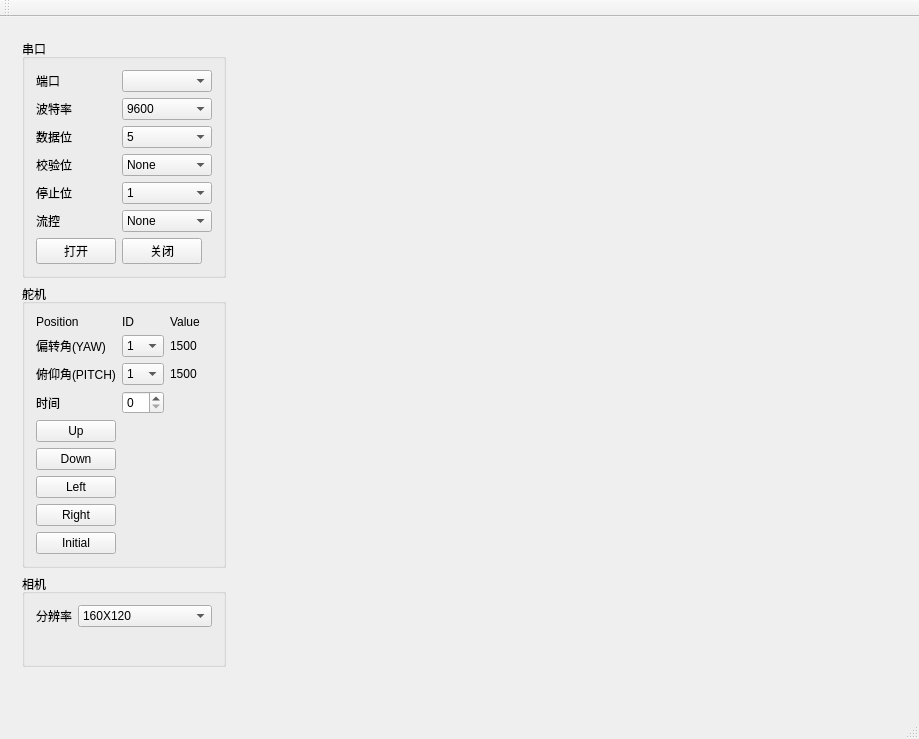
Before: the Qt Designer form mainwindow.ui in yanjinyi1987/CameraTracking, drawn with Qt 5.
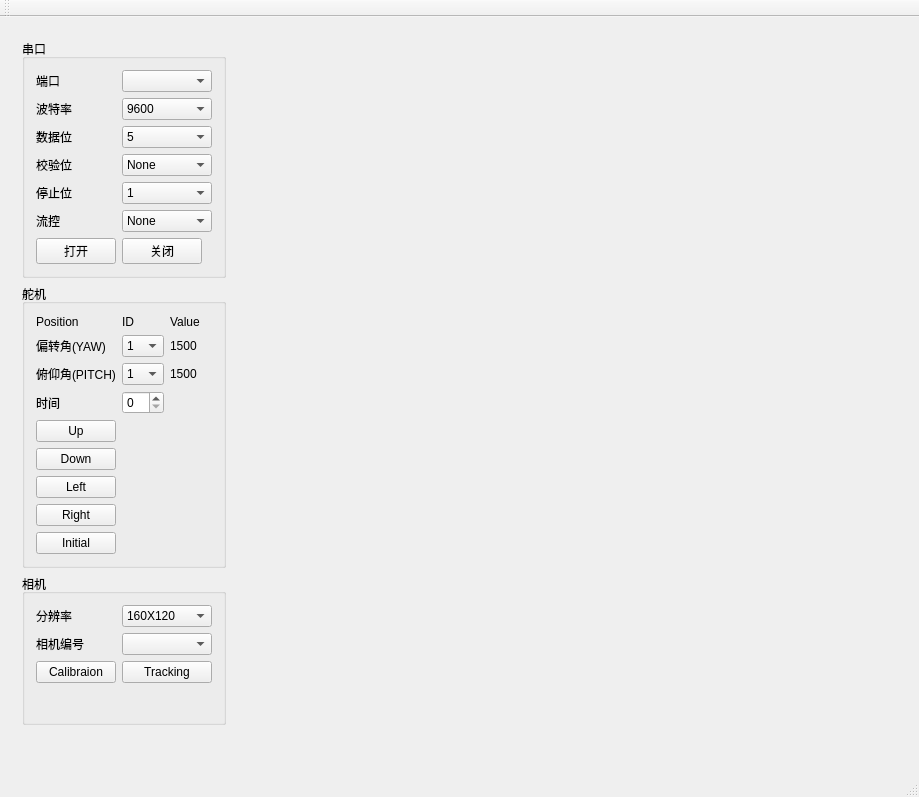
After: the same form once the commit is applied.

Commit message: video update - home

Patch:
```diff
--- a/mainwindow.ui
+++ b/mainwindow.ui
@@ -7,7 +7,7 @@
     <x>0</x>
     <y>0</y>
     <width>919</width>
-    <height>739</height>
+    <height>797</height>
    </rect>
   </property>
   <property name="windowTitle">
@@ -253,6 +253,30 @@
             </item>
            </widget>
           </item>
+          <item row="2" column="0">
+           <widget class="QPushButton" name="pushButton_videoCalibration">
+            <property name="text">
+             <string>Calibraion</string>
+            </property>
+           </widget>
+          </item>
+          <item row="2" column="1">
+           <widget class="QPushButton" name="pushButton_videoTracking">
+            <property name="text">
+             <string>Tracking</string>
+            </property>
+           </widget>
+          </item>
+          <item row="1" column="1">
+           <widget class="QComboBox" name="comboBox_cameraNumber"/>
+          </item>
+          <item row="1" column="0">
+           <widget class="QLabel" name="label_13">
+            <property name="text">
+             <string>相机编号</string>
+            </property>
+           </widget>
+          </item>
          </layout>
         </widget>
        </item>
```
Left out of the diff: 2 changed lines with no effect on the pictures. The commit also changes 2 other files.
